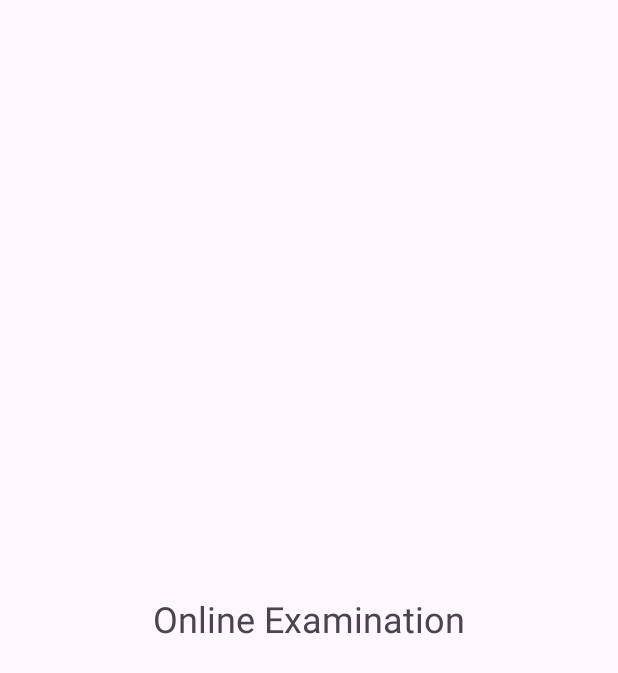
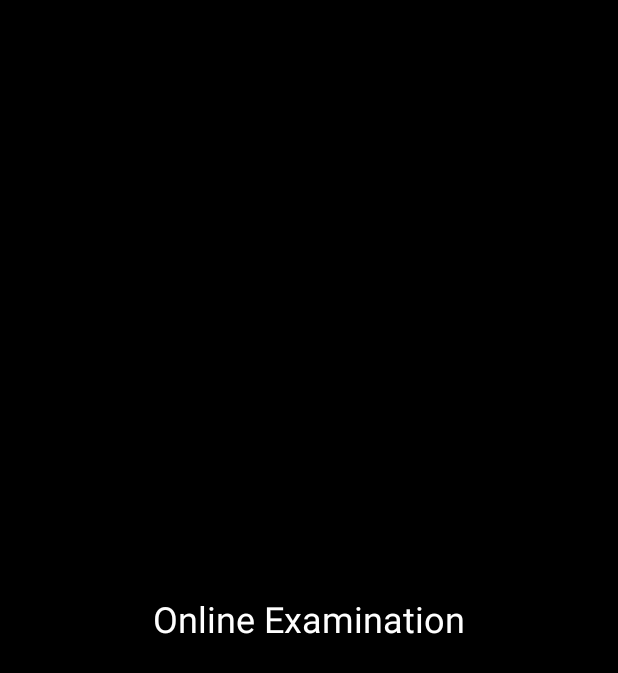
Before and after one commit to Biku2004/Online-Examination-App, an Android app: the layout activity_main.xml on its own in the app's theme, with its tools: preview values and no code run, on a phone screen of 412 x 824 dp. Shown: the top 673 px of the screen. Run offline under Robolectric (Android 15) with nearby library versions, the phone set to English and light mode, and no system bars; Roboto replaces fonts that are not available here.

Commit message:
some change

```diff
--- a/app/src/main/res/layout/activity_main.xml
+++ b/app/src/main/res/layout/activity_main.xml
@@ -5,7 +5,8 @@
     android:id="@+id/main"
     android:layout_width="match_parent"
     android:layout_height="match_parent"
-    tools:context=".MainActivity">
+    tools:context=".MainActivity"
+    android:background="@color/black">
 
     <TextView
         android:layout_width="wrap_content"
@@ -15,6 +16,7 @@
         app:layout_constraintBottom_toBottomOf="parent"
         app:layout_constraintEnd_toEndOf="parent"
         app:layout_constraintStart_toStartOf="parent"
-        app:layout_constraintTop_toTopOf="parent" />
+        app:layout_constraintTop_toTopOf="parent"
+        android:textColor="@color/white"/>
 
 </androidx.constraintlayout.widget.ConstraintLayout>
```
